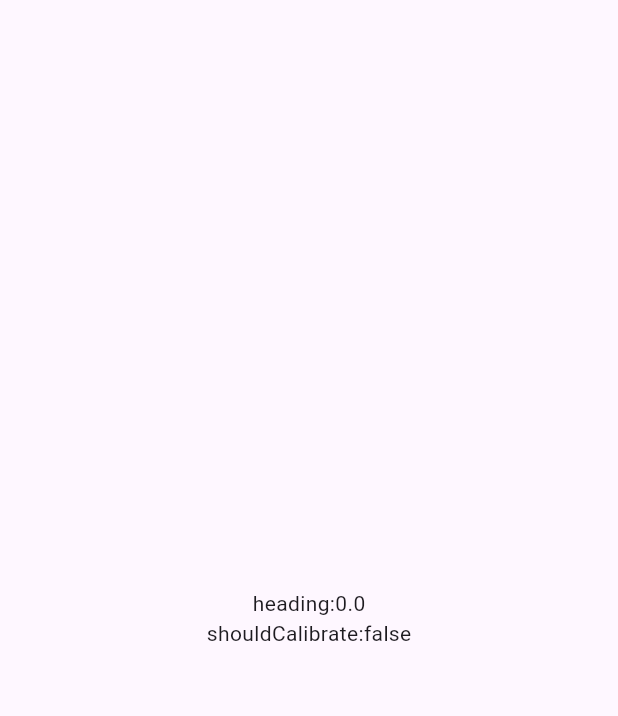
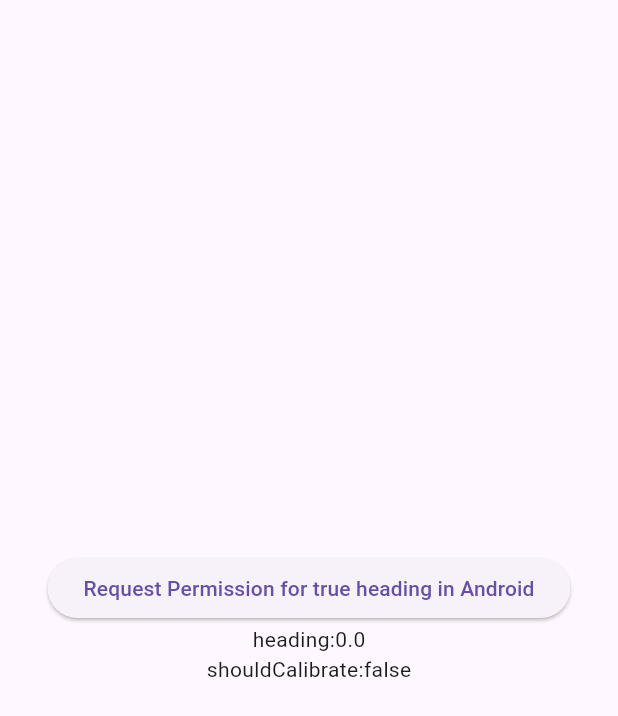
Before and after one commit to gloooooory/compass, a Flutter app: the screen it shows after launch, on a phone screen of 412 x 824 dp. Shown: the top 716 px of the screen. Run offline on Flutter 3.47's test engine with Material 3 defaults, Android fonts, the phone set to English and light mode, and no system bars; our stand-ins replace permission_handler.

Commit message:
Add requesting permission in example

```diff
--- a/example/lib/main.dart
+++ b/example/lib/main.dart
@@ -1,5 +1,6 @@
 import 'package:flutter/material.dart';
 import 'package:compass/compass.dart';
+import 'package:permission_handler/permission_handler.dart';
 
 void main() => runApp(const App());
 
@@ -14,6 +15,12 @@ class App extends StatelessWidget {
           child: Column(
             mainAxisSize: MainAxisSize.min,
             children: [
+              ElevatedButton(
+                onPressed: () async => Permission.location.request(),
+                child: const Text(
+                  'Request Permission for true heading in Android',
+                ),
+              ),
               StreamBuilder<double>(
                 stream: Compass.heading,
                 initialData: 0,
--- a/example/pubspec.yaml
+++ b/example/pubspec.yaml
@@ -11,6 +11,7 @@ dependencies:
 
   compass:
     path: ../
+  permission_handler: ^11.1.0
 
 dev_dependencies:
   flutter_lints: ^3.0.0
```
Also changed, not shown: example/pubspec.lock.
